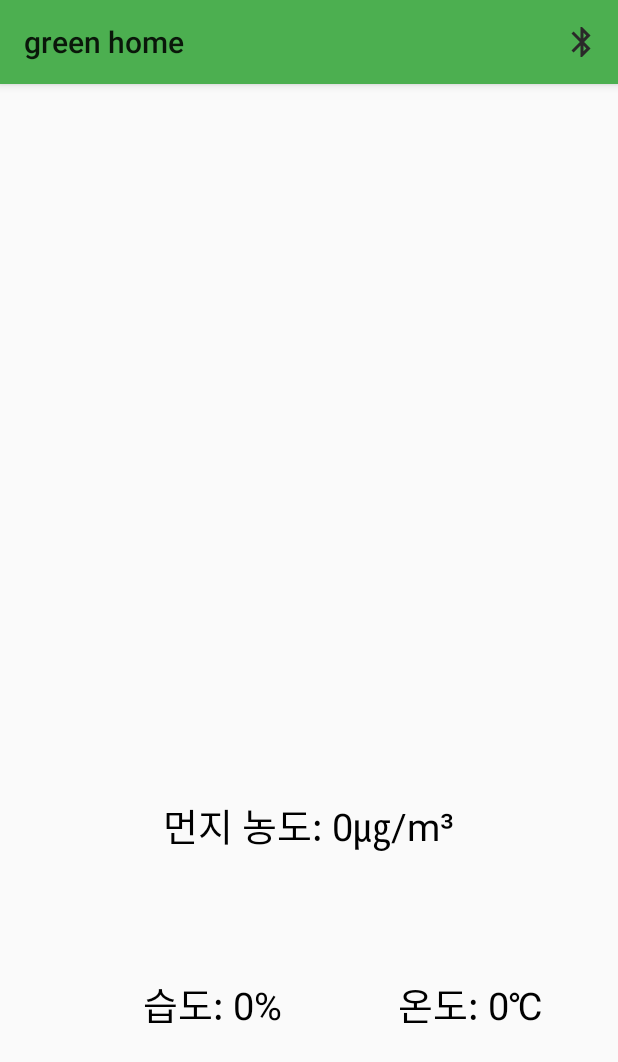
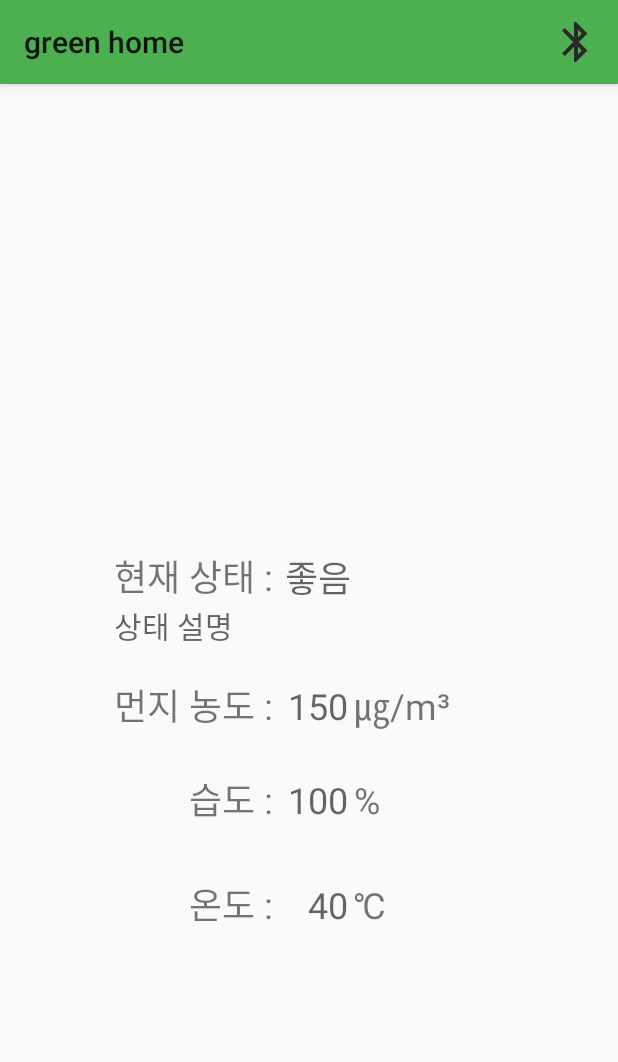
Before and after one commit to insa0512/Self-Driving-Air-Purifier, an Android app: the screen it shows after launch (MainActivity), on a phone screen of 412 x 824 dp. Shown: the top 1062 px of the screen. Run offline under Robolectric (Android 15) with nearby library versions, the phone set to English and light mode, and no system bars.

Commit message:
Update Design Batch

```diff
--- a/app/src/main/java/com/example/AirPurifier/Main.java
+++ b/app/src/main/java/com/example/AirPurifier/Main.java
@@ -20,6 +20,6 @@ public class Main extends Activity {
             overridePendingTransition(R.anim.fade_in, R.anim.fade_out); //화면 부드럽게 전환
             finish();
 
-        }, 3000);
+        }, 2000);
     }
 }
--- a/app/src/main/java/com/example/AirPurifier/MainActivity.java
+++ b/app/src/main/java/com/example/AirPurifier/MainActivity.java
@@ -40,7 +40,6 @@ import java.util.UUID;
 
 public class MainActivity extends AppCompatActivity {
 
-
     ImageView imgSet, humiImage, thImage;
     LinearLayout layout;
     TextView conditionTxt, statusTxt, explainTxt, temperaturTxt, humidityTxt;
@@ -77,7 +76,7 @@ public class MainActivity extends AppCompatActivity {
         thImage = findViewById(R.id.thImage);
         setSupportActionBar(toolbar);
 
-        if (Build.VERSION.SDK_INT >= Build.VERSION_CODES.S) { // 버전30이상 부터 권한 추가 부여 요청함
+        if (Build.VERSION.SDK_INT >= Build.VERSION_CODES.S) { // 버전 30이상 부터 권한 추가 부여 요청함
             requestPermissions(
                     new String[]{
                             Manifest.permission.BLUETOOTH,
@@ -290,11 +289,11 @@ public class MainActivity extends AppCompatActivity {
             Message msg = Message.obtain(mHandler, 0, strMsg);
             Log.d("DUST", "showmessage:" + strMsg);
 
-            if (tmp == "Dust") { //임시로 받아들인 메시지가 미세먼지에 관한 정보면
+            if (tmp.equals("Dust")) { //임시로 받아들인 메시지가 미세먼지에 관한 정보면
                 mHandler.sendMessage(msg);
-            } else if (tmp == "Temperature") { //임시로 받아들인 메시지가 온도에 관한 정보면
+            } else if (tmp.equals("Temperature")) { //임시로 받아들인 메시지가 온도에 관한 정보면
                 mHandler2.sendMessage(msg);
-            } else if (tmp == "Humidity") { //임시로 받아들인 메시지가 습도에 관한 정보면
+            } else if (tmp.equals("Humidity")) { //임시로 받아들인 메시지가 습도에 관한 정보면
                 mHandler3.sendMessage(msg);
             }
             Log.d("tag1", strMsg);
@@ -316,23 +315,23 @@ public class MainActivity extends AppCompatActivity {
             int dust = Integer.parseInt(strMsg); //미세먼지 msg를 int값으로 변환
             if (dust <= 30) {
                 imgSet.setImageResource(R.drawable.good);
-                conditionTxt.setText("먼지 농도 : " + dust + "㎍/m³");
-                statusTxt.setText("현재 상태 : 좋음");
+                conditionTxt.setText(dust);
+                statusTxt.setText("좋음");
                 explainTxt.setText("공기가 맑습니다.");
             } else if (dust > 30 && dust <= 80) {
                 imgSet.setImageResource(R.drawable.nomal);
-                conditionTxt.setText("먼지 농도 : " + dust + "㎍/m³");
-                statusTxt.setText("현재 상태 : 보통");
+                conditionTxt.setText(dust);
+                statusTxt.setText("보통");
                 explainTxt.setText("보통입니다.");
             } else if (dust > 80 && dust <= 150) {
                 imgSet.setImageResource(R.drawable.bad);
-                conditionTxt.setText("먼지 농도 : " + dust + "㎍/m³");
-                statusTxt.setText("현재 상태 : 나쁨");
+                conditionTxt.setText(dust);
+                statusTxt.setText("나쁨");
                 explainTxt.setText("환기좀 시켜주세요~~");
             } else if (dust > 150) {
                 imgSet.setImageResource(R.drawable.badd);
-                conditionTxt.setText("먼지 농도 : " + dust + "㎍/m³");
-                statusTxt.setText("현재 상태 : 매우 나쁨");
+                conditionTxt.setText(dust);
+                statusTxt.setText("매우 나쁨");
                 explainTxt.setText("환기가 시급합니다!!");
             }
         }
@@ -343,7 +342,7 @@ public class MainActivity extends AppCompatActivity {
             String strMsg = (String) msg.obj; //온도 msg를 처리하기 위해 읽어들임
             Log.d("test13", strMsg);
             int tem = Integer.parseInt(strMsg); //온도 msg를 int값으로 변환
-            temperaturTxt.setText("온도 : " + tem + "℃");
+            temperaturTxt.setText(tem);
             if (tem < 22) {
                 thImage.setImageResource(R.drawable.th_low);
             } else if (tem >= 22 && tem <= 26) {
@@ -359,7 +358,7 @@ public class MainActivity extends AppCompatActivity {
             String strMsg = (String) msg.obj; //습도 msg를 처리하기 위해 읽어들임
             Log.d("test14", strMsg);
             int hum = Integer.parseInt(strMsg); //습도 msg를 int값으로 변환
-            humidityTxt.setText("습도: " + hum + "%");
+            humidityTxt.setText(hum);
             if (hum < 40) {
                 humiImage.setImageResource(R.drawable.hu_low);
             } else if (hum >= 40 && hum <= 60) {
--- a/app/src/main/res/drawable/ic_action_bluetooth.xml
+++ b/app/src/main/res/drawable/ic_action_bluetooth.xml
@@ -1,5 +1,5 @@
-<vector android:height="24dp" android:tint="#2A2929"
+<vector android:height="40sp" android:tint="#2A2929"
     android:viewportHeight="24" android:viewportWidth="24"
-    android:width="24dp" xmlns:android="http://schemas.android.com/apk/res/android">
+    android:width="40sp" xmlns:android="http://schemas.android.com/apk/res/android">
     <path android:fillColor="@android:color/white" android:pathData="M17.71,7.71L12,2h-1v7.59L6.41,5 5,6.41 10.59,12 5,17.59 6.41,19 11,14.41L11,22h1l5.71,-5.71 -4.3,-4.29 4.3,-4.29zM13,5.83l1.88,1.88L13,9.59L13,5.83zM14.88,16.29L13,18.17v-3.76l1.88,1.88z"/>
 </vector>
--- a/app/src/main/res/layout/activity_main.xml
+++ b/app/src/main/res/layout/activity_main.xml
@@ -13,64 +13,24 @@
         android:background="?attr/colorPrimary"
         android:elevation="4dp"
         android:theme="@style/ThemeOverlay.AppCompat.ActionBar"
-        app:popupTheme="@style/ThemeOverlay.AppCompat.Light"/>
-
-    <LinearLayout
-        android:layout_width="345dp"
-        android:layout_height="93dp"
-        android:orientation="horizontal"
-        app:layout_constraintBottom_toBottomOf="parent"
-        app:layout_constraintEnd_toEndOf="parent"
-        app:layout_constraintHorizontal_bias="0.74"
-        app:layout_constraintStart_toStartOf="parent"
-        app:layout_constraintTop_toTopOf="@+id/toolbar"
-        app:layout_constraintVertical_bias="0.89">
-
-        <ImageView
-            android:id="@+id/humiImage"
-            android:layout_width="46dp"
-            android:layout_height="51dp"
-            tools:layout_editor_absoluteX="106dp"
-            tools:layout_editor_absoluteY="260dp" />
-
-        <TextView
-            android:id="@+id/HumidityText"
-            android:layout_width="124dp"
-            android:layout_height="wrap_content"
-            android:text="습도: 0%"
-            android:textColor="#000000"
-            android:textSize="25dp" />
-
-        <ImageView
-            android:id="@+id/thImage"
-            android:layout_width="46dp"
-            android:layout_height="51dp"
-            tools:layout_editor_absoluteX="106dp"
-            tools:layout_editor_absoluteY="260dp" />
-
-        <TextView
-            android:id="@+id/temperaturText"
-            android:layout_width="130dp"
-            android:layout_height="wrap_content"
-            android:text="온도: 0℃"
-            android:textColor="#000000"
-            android:textSize="25dp" />
-
-    </LinearLayout>
+        app:popupTheme="@style/ThemeOverlay.AppCompat.Light"
+        tools:ignore="MissingConstraints" />
 
     <LinearLayout
         android:id="@+id/layout"
-        android:layout_width="match_parent"
-        android:layout_height="match_parent"
+        android:layout_width="wrap_content"
+        android:layout_height="wrap_content"
+        android:layout_marginStart="20dp"
+        android:layout_marginTop="50dp"
+        android:layout_marginEnd="20dp"
+        android:layout_marginBottom="100dp"
         android:color="#ffff00"
         android:gravity="center"
         android:orientation="vertical"
         app:layout_constraintBottom_toBottomOf="parent"
         app:layout_constraintEnd_toEndOf="parent"
-        app:layout_constraintHorizontal_bias="0.0"
         app:layout_constraintStart_toStartOf="parent"
-        app:layout_constraintTop_toTopOf="parent"
-        app:layout_constraintVertical_bias="0.0">
+        app:layout_constraintTop_toTopOf="parent">
 
         <ImageView
             android:id="@+id/imageSet"
@@ -80,43 +40,155 @@
             tools:layout_editor_absoluteX="106dp"
             tools:layout_editor_absoluteY="260dp" />
 
+        <LinearLayout
+            android:layout_width="260sp"
+            android:layout_height="wrap_content"
+            android:layout_marginTop="20sp"
+            android:layout_weight="1"
+            android:orientation="horizontal">
+
             <TextView
                 android:layout_width="wrap_content"
                 android:layout_height="wrap_content"
-            android:text=""
-            android:textColor="#000000"
-            android:textSize="10dp" />
+                android:text="현재 상태 :"
+                android:textSize="24sp" />
 
             <TextView
                 android:id="@+id/stausText"
-            android:layout_width="wrap_content"
+                android:layout_width="60sp"
                 android:layout_height="wrap_content"
-            android:layout_margin="5dp"
+                android:gravity="center"
+                android:hint="좋음"
                 android:text=""
                 android:textColor="#000000"
-            android:textSize="20dp"
+                android:textSize="24sp"
                 tools:layout_editor_absoluteX="126dp"
                 tools:layout_editor_absoluteY="579dp" />
+        </LinearLayout>
 
         <TextView
             android:id="@+id/explainText"
             android:layout_width="wrap_content"
             android:layout_height="wrap_content"
+            android:layout_gravity="left"
+            android:hint="상태 설명"
             android:text=""
             android:textColor="#000000"
-            android:textSize="18dp"
+            android:textSize="20sp"
             tools:layout_editor_absoluteX="154dp"
             tools:layout_editor_absoluteY="551dp" />
 
+        <LinearLayout
+            android:layout_width="260sp"
+            android:layout_height="match_parent"
+            android:layout_marginTop="20sp"
+            android:orientation="horizontal">
+
+            <TextView
+                android:layout_width="wrap_content"
+                android:layout_height="wrap_content"
+                android:text="먼지 농도 :"
+                android:textSize="24sp" />
+
             <TextView
                 android:id="@+id/contidionText"
+                android:layout_width="50sp"
+                android:layout_height="wrap_content"
+                android:gravity="right"
+                android:hint="150"
+                android:textColor="#000000"
+                android:textSize="24sp"
+                tools:layout_editor_absoluteX="171dp"
+                tools:layout_editor_absoluteY="513dp" />
+
+            <TextView
                 android:layout_width="wrap_content"
                 android:layout_height="wrap_content"
-            android:text="먼지 농도: 0㎍/m³"
+                android:layout_marginLeft="4sp"
+                android:text="㎍/m³"
+                android:textSize="24sp" />
+
+        </LinearLayout>
+
+        <LinearLayout
+            android:layout_width="260sp"
+            android:layout_height="wrap_content"
+            android:layout_marginTop="20sp"
+            android:orientation="horizontal">
+
+            <ImageView
+                android:id="@+id/humiImage"
+                android:layout_width="50sp"
+                android:layout_height="50sp"
+                tools:layout_editor_absoluteX="106dp"
+                tools:layout_editor_absoluteY="260dp" />
+
+            <TextView
+                android:layout_width="wrap_content"
+                android:layout_height="wrap_content"
+                android:layout_gravity="center"
+                android:text="습도 :"
+                android:textSize="24sp" />
+
+            <TextView
+                android:id="@+id/HumidityText"
+                android:layout_width="50sp"
+                android:layout_height="wrap_content"
+                android:layout_gravity="center"
+                android:gravity="right"
+                android:hint="100"
                 android:textColor="#000000"
-            android:textSize="25dp"
-            tools:layout_editor_absoluteX="171dp"
-            tools:layout_editor_absoluteY="513dp" />
+                android:textSize="24sp" />
+
+            <TextView
+                android:layout_width="wrap_content"
+                android:layout_height="wrap_content"
+                android:layout_gravity="center"
+                android:layout_marginLeft="4sp"
+                android:text="%"
+                android:textSize="24sp" />
+
+        </LinearLayout>
+
+        <LinearLayout
+            android:layout_width="260sp"
+            android:layout_height="match_parent"
+            android:layout_marginTop="20sp"
+            android:orientation="horizontal">
+
+            <ImageView
+                android:id="@+id/thImage"
+                android:layout_width="50sp"
+                android:layout_height="50sp"
+                tools:layout_editor_absoluteX="106dp"
+                tools:layout_editor_absoluteY="260dp" />
+
+            <TextView
+                android:layout_width="wrap_content"
+                android:layout_height="wrap_content"
+                android:layout_gravity="center"
+                android:text="온도 :"
+                android:textSize="24sp" />
+
+            <TextView
+                android:id="@+id/temperaturText"
+                android:layout_width="50sp"
+                android:layout_height="wrap_content"
+                android:layout_gravity="center"
+                android:gravity="right"
+                android:hint="40"
+                android:textColor="#000000"
+                android:textSize="24sp" />
+
+            <TextView
+                android:layout_width="wrap_content"
+                android:layout_height="wrap_content"
+                android:layout_gravity="center"
+                android:layout_marginLeft="4sp"
+                android:text="℃"
+                android:textSize="24sp" />
+
+        </LinearLayout>
 
     </LinearLayout>
 
--- a/app/src/main/res/layout/logo.xml
+++ b/app/src/main/res/layout/logo.xml
@@ -10,25 +10,23 @@
 
 
     <ImageView
-        android:id="@+id/imageView"
-        android:layout_width="144dp"
-        android:layout_height="156dp"
+        android:id="@+id/appLogo"
+        android:layout_width="160sp"
+        android:layout_height="160sp"
+        android:src="@drawable/house1"
         app:layout_constraintBottom_toBottomOf="parent"
         app:layout_constraintEnd_toEndOf="parent"
         app:layout_constraintStart_toStartOf="parent"
-        app:layout_constraintTop_toTopOf="parent"
-        android:src="@drawable/house1" />
+        app:layout_constraintTop_toTopOf="parent" />
 
     <TextView
-        android:id="@+id/textView"
         android:layout_width="wrap_content"
         android:layout_height="wrap_content"
+        android:layout_marginTop="20sp"
         android:text="그린홈"
-        app:layout_constraintBottom_toBottomOf="parent"
+        android:textSize="30sp"
         app:layout_constraintEnd_toEndOf="parent"
         app:layout_constraintStart_toStartOf="parent"
-        app:layout_constraintTop_toBottomOf="@+id/imageView"
-        app:layout_constraintVertical_bias="0.107"
-        android:textSize="30dp"/>
+        app:layout_constraintTop_toBottomOf="@+id/appLogo" />
 
 </androidx.constraintlayout.widget.ConstraintLayout>
```
Lines whose indentation alone changed are shown as unchanged.
